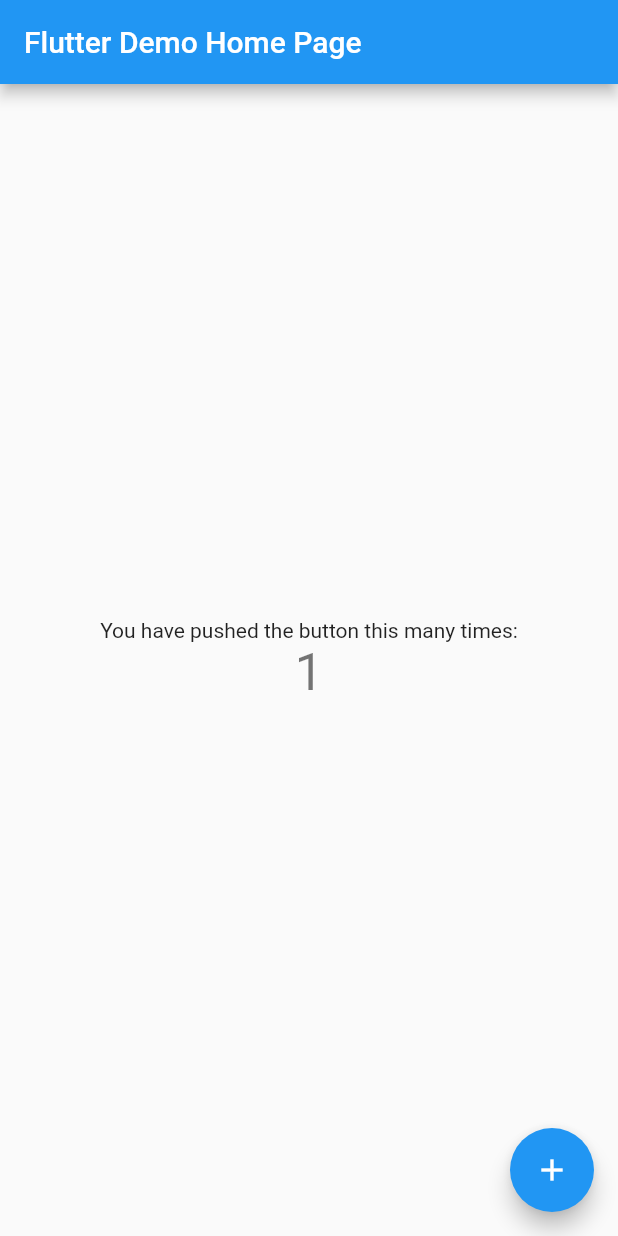
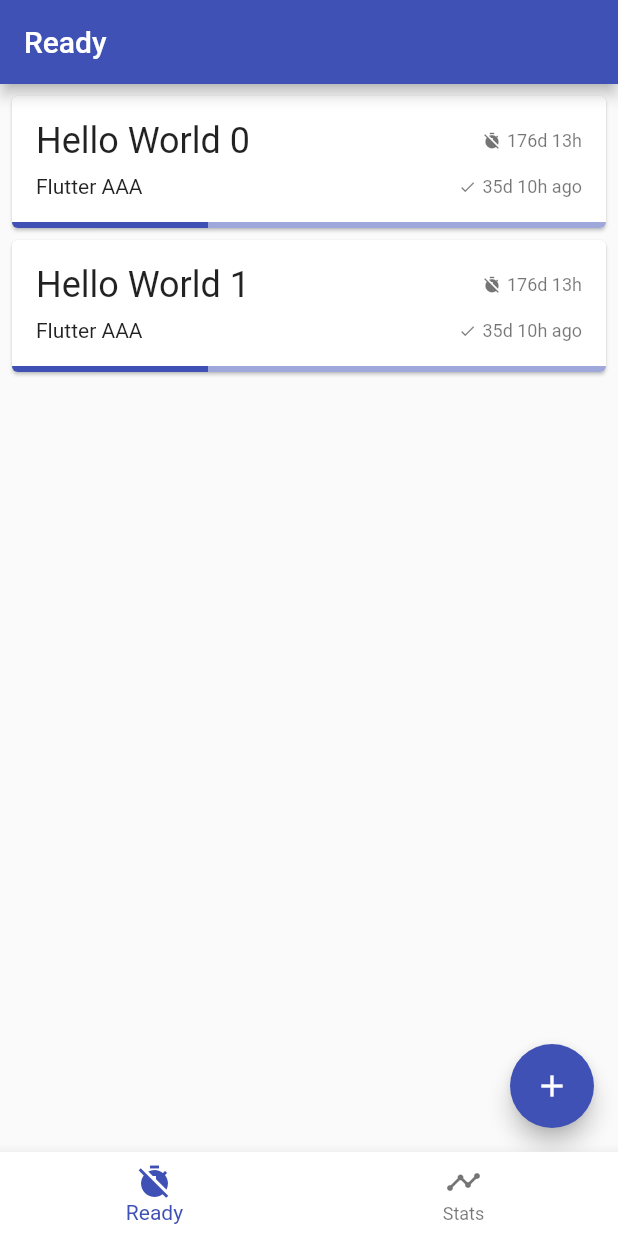
Before and after one commit to YorekLiu/YLFlutterReady, a Flutter app: the screen it shows after launch, after a tap on the "add" icon, on a phone screen of 412 x 824 dp. Run offline on Flutter 3.47's test engine with Material 2 defaults, Android fonts, the phone set to English and light mode, and no system bars.

Commit message:
01-main page & tab1 list ui

```diff
--- /dev/null
+++ b/lib/data/task.dart
@@ -0,0 +1,18 @@
+class Task{
+  Task({this.title, this.message, this.totalCount, this.currentCount, this.deadLine});
+
+  int id;
+  int created;
+  int updated;
+  int deleted;
+  String title;
+  String message;
+  int totalCount;
+  int currentCount;
+  int deadLine;
+
+  @override
+  String toString() {
+    return 'Task{id: $id, created: $created, updated: $updated, deleted: $deleted, title: $title, message: $message, totalCount: $totalCount, currentCount: $currentCount, deadLine: $deadLine}';
+  }
+}
--- a/lib/main.dart
+++ b/lib/main.dart
@@ -1,109 +1,158 @@
 import 'package:flutter/material.dart';
 
-void main() => runApp(new MyApp());
+import 'stats/stats.dart';
+import 'task/task_list.dart';
+
+void main() => runApp(MyApp());
 
 class MyApp extends StatelessWidget {
-  // This widget is the root of your application.
   @override
   Widget build(BuildContext context) {
     return new MaterialApp(
-      title: 'Flutter Demo',
+      title: 'Ready?',
       theme: new ThemeData(
-        // This is the theme of your application.
-        //
-        // Try running your application with "flutter run". You'll see the
-        // application has a blue toolbar. Then, without quitting the app, try
-        // changing the primarySwatch below to Colors.green and then invoke
-        // "hot reload" (press "r" in the console where you ran "flutter run",
-        // or press Run > Flutter Hot Reload in IntelliJ). Notice that the
-        // counter didn't reset back to zero; the application is not restarted.
-        primarySwatch: Colors.blue,
+        primarySwatch: Colors.indigo,
+        fontFamily: 'Roboto'
       ),
-      home: new MyHomePage(title: 'Flutter Demo Home Page'),
+      home: MainPage(),
     );
   }
 }
 
-class MyHomePage extends StatefulWidget {
-  MyHomePage({Key key, this.title}) : super(key: key);
+class NavigationIconView {
+  NavigationIconView({
+    Widget icon,
+    String title,
+    Widget tabView,
+    TickerProvider vsync,
+  }) : _title = title,
+      _tabView = tabView,
+      item = BottomNavigationBarItem(
+        icon: icon,
+        title: Text(title),
+      ),
+      controller = AnimationController(
+        duration: kThemeAnimationDuration,
+        vsync: vsync,
+      ) {
+    _animation = controller.drive(CurveTween(
+      curve: const Interval(0.5, 1.0, curve: Curves.fastOutSlowIn),
+    ));
+  }
 
-  // This widget is the home page of your application. It is stateful, meaning
-  // that it has a State object (defined below) that contains fields that affect
-  // how it looks.
+  final String _title;
+  final BottomNavigationBarItem item;
+  final AnimationController controller;
+  final Widget _tabView;
+  Animation<double> _animation;
 
-  // This class is the configuration for the state. It holds the values (in this
-  // case the title) provided by the parent (in this case the App widget) and
-  // used by the build method of the State. Fields in a Widget subclass are
-  // always marked "final".
+  FadeTransition transition(BuildContext context) {
 
-  final String title;
+    return FadeTransition(
+      key: Key(_title),
+      opacity: _animation,
+      child: SlideTransition(
+        position: _animation.drive(
+          Tween<Offset>(
+            begin: const Offset(0.0, 0.02), // Slightly down.
+            end: Offset.zero,
+          ),
+        ),
+        child: _tabView
+      ),
+    );
+  }
+}
+
+class MainPage extends StatefulWidget {
+  static const String routeName = '/';
 
   @override
-  _MyHomePageState createState() => new _MyHomePageState();
+  createState() => _MainPageState();
 }
 
-class _MyHomePageState extends State<MyHomePage> {
-  int _counter = 0;
+class _MainPageState extends State<MainPage> with TickerProviderStateMixin {
+  int _currentIndex = 0;
+  List<NavigationIconView> _navigationViews;
 
-  void _incrementCounter() {
-    setState(() {
-      // This call to setState tells the Flutter framework that something has
-      // changed in this State, which causes it to rerun the build method below
-      // so that the display can reflect the updated values. If we changed
-      // _counter without calling setState(), then the build method would not be
-      // called again, and so nothing would appear to happen.
-      _counter++;
+  @override
+  void initState() {
+    super.initState();
+
+    _navigationViews = <NavigationIconView>[
+      NavigationIconView(
+        icon: const Icon(Icons.timer_off),
+        title: "Ready",
+        tabView: TaskListPage(),
+        vsync: this,
+      ),
+      NavigationIconView(
+        icon: const Icon(Icons.timeline),
+        title: "Stats",
+        tabView: StatsPage(),
+        vsync: this,
+      ),
+    ];
+
+    _navigationViews[_currentIndex].controller.value = 1.0;
+  }
+
+  @override
+  void dispose() {
+    for (NavigationIconView view in _navigationViews)
+      view.controller.dispose();
+    super.dispose();
+  }
+
+  Widget _buildTransitionsStack() {
+    final List<FadeTransition> transitions = <FadeTransition>[];
+
+    for (NavigationIconView view in _navigationViews)
+      transitions.add(view.transition(context));
+
+    // We want to have the newly animating (fading in) views on top.
+    transitions.sort((FadeTransition a, FadeTransition b) {
+      final Animation<double> aAnimation = a.opacity;
+      final Animation<double> bAnimation = b.opacity;
+      final double aValue = aAnimation.value;
+      final double bValue = bAnimation.value;
+
+      return aValue.compareTo(bValue);
     });
+
+    return Stack(children: transitions);
   }
 
   @override
   Widget build(BuildContext context) {
-    // This method is rerun every time setState is called, for instance as done
-    // by the _incrementCounter method above.
-    //
-    // The Flutter framework has been optimized to make rerunning build methods
-    // fast, so that you can just rebuild anything that needs updating rather
-    // than having to individually change instances of widgets.
-    return new Scaffold(
-      appBar: new AppBar(
-        // Here we take the value from the MyHomePage object that was created by
-        // the App.build method, and use it to set our appbar title.
-        title: new Text(widget.title),
+    final BottomNavigationBar botNavBar = BottomNavigationBar(
+      items: _navigationViews
+        .map<BottomNavigationBarItem>((NavigationIconView navigationView) => navigationView.item)
+        .toList(),
+      currentIndex: _currentIndex,
+      type: BottomNavigationBarType.fixed,
+      onTap: (int index) {
+        setState(() {
+          _navigationViews[_currentIndex].controller.reverse();
+          _currentIndex = index;
+          _navigationViews[_currentIndex].controller.forward();
+        });
+
+        // fix a bug that the current tab view can't interact with anything
+        Future.delayed(kThemeAnimationDuration, () => setState(() {}));
+      },
+    );
+
+    return Scaffold(
+      body: Center(
+        child: _buildTransitionsStack()
       ),
-      body: new Center(
-        // Center is a layout widget. It takes a single child and positions it
-        // in the middle of the parent.
-        child: new Column(
-          // Column is also layout widget. It takes a list of children and
-          // arranges them vertically. By default, it sizes itself to fit its
-          // children horizontally, and tries to be as tall as its parent.
-          //
-          // Invoke "debug paint" (press "p" in the console where you ran
-          // "flutter run", or select "Toggle Debug Paint" from the Flutter tool
-          // window in IntelliJ) to see the wireframe for each widget.
-          //
-          // Column has various properties to control how it sizes itself and
-          // how it positions its children. Here we use mainAxisAlignment to
-          // center the children vertically; the main axis here is the vertical
-          // axis because Columns are vertical (the cross axis would be
-          // horizontal).
-          mainAxisAlignment: MainAxisAlignment.center,
-          children: <Widget>[
-            new Text(
-              'You have pushed the button this many times:',
-            ),
-            new Text(
-              '$_counter',
-              style: Theme.of(context).textTheme.display1,
-            ),
-          ],
-        ),
+      bottomNavigationBar: Theme(
+      data: Theme.of(context).copyWith(
+        canvasColor: Colors.white
       ),
-      floatingActionButton: new FloatingActionButton(
-        onPressed: _incrementCounter,
-        tooltip: 'Increment',
-        child: new Icon(Icons.add),
-      ), // This trailing comma makes auto-formatting nicer for build methods.
+      child: botNavBar,
+    ),
     );
   }
 }
--- /dev/null
+++ b/lib/stats/stats.dart
@@ -0,0 +1,29 @@
+import 'package:flutter/material.dart';
+import 'dart:math';
+
+class StatsPage extends StatelessWidget {
+
+  @override
+  Widget build(BuildContext context) {
+    print("build => ${this.runtimeType.toString()}");
+    return Scaffold(
+      appBar: AppBar(
+        brightness: Brightness.light,
+        title: Text('Stats'),
+        elevation: 1.0,
+        backgroundColor: Theme.of(context).canvasColor,
+        textTheme: Theme.of(context).textTheme,
+      ),
+      body: Center(
+        child: Column(
+          mainAxisAlignment: MainAxisAlignment.center,
+          crossAxisAlignment: CrossAxisAlignment.center,
+          children: <Widget>[
+            Text('Placeholder for code tab ${Random().nextInt(100000)}'),
+            Icon(Icons.code)
+          ],
+        ),
+      ),
+    );
+  }
+}
--- /dev/null
+++ b/lib/task/task_list.dart
@@ -0,0 +1,151 @@
+import 'package:flutter/material.dart';
+
+import '../data/task.dart';
+import '../utils.dart' as Utils;
+
+class TaskListPage extends StatelessWidget {
+
+  @override
+  Widget build(BuildContext context) {
+    print("build => ${this.runtimeType.toString()}");
+
+    final body = ListView.builder(
+        itemCount: 2,
+        itemBuilder: (context, index) {
+          return TaskListItem(index);
+        }
+      );
+
+    return Scaffold(
+      appBar: AppBar(
+        title: Text('Ready'),
+      ),
+      body: body,
+      floatingActionButton: FloatingActionButton(
+        onPressed: () {},
+        tooltip: "添加Task",
+        child: Icon(Icons.add),
+      ),
+    );
+  }
+}
+
+class TaskListItem extends StatelessWidget {
+
+  TaskListItem(this._index, {Key key}) : super(key: key);
+
+  final int _index;
+  Task task;
+
+  @override
+  Widget build(BuildContext context) {
+    task = Task(
+      title: "Hello World $_index",
+      message: "Flutter AAA",
+      totalCount: 100,
+      currentCount: 33,
+      deadLine: DateTime(
+        2019,
+        6,
+        1,
+      ).millisecondsSinceEpoch
+    );
+    task.created = DateTime(
+      2018,
+      10,
+      1,
+    ).millisecondsSinceEpoch;
+    task.updated = DateTime(
+      2018,
+      11,
+      1,
+    ).millisecondsSinceEpoch;
+
+    return Card(
+      margin: const EdgeInsets.fromLTRB(8.0, 8.0, 8.0, 0.0),
+      color: Colors.white,
+      clipBehavior: Clip.antiAlias,
+      child: InkWell(
+        onTap: () {},
+        child: Container(
+          padding: const EdgeInsets.only(top: 16.0),
+          child: Column(
+            mainAxisAlignment: MainAxisAlignment.spaceBetween,
+            crossAxisAlignment: CrossAxisAlignment.start,
+            children: <Widget>[
+              Padding(
+                padding: const EdgeInsets.symmetric(horizontal: 16.0),
+                child: Row(
+                  mainAxisAlignment: MainAxisAlignment.spaceBetween,
+                  crossAxisAlignment: CrossAxisAlignment.center,
+                  children: <Widget>[
+                    Text(
+                      task.title,
+                      style: Theme.of(context).textTheme.headline,
+                    ),
+                    Container(
+                      child: Row(
+                        crossAxisAlignment: CrossAxisAlignment.center,
+                        children: <Widget>[
+                          Container(
+                            margin: const EdgeInsets.only(right: 4.0),
+                            child: Icon(
+                              Icons.timer_off,
+                              size: 12.0,
+                              color: Theme.of(context).textTheme.caption.color,
+                            ),
+                          ),
+                          Text(
+                            Utils.duration(DateTime.fromMillisecondsSinceEpoch(task.deadLine)),
+                            style: Theme.of(context).textTheme.caption,
+                          ),
+                        ],
+                      )
+                    ),
+                  ],
+                ),
+              ),
+              Padding(
+                padding: const EdgeInsets.fromLTRB(16.0, 8.0, 16.0, 16.0),
+                child: Row(
+                  mainAxisAlignment: MainAxisAlignment.spaceBetween,
+                  crossAxisAlignment: CrossAxisAlignment.baseline,
+                  textBaseline: TextBaseline.alphabetic,
+                  children: <Widget>[
+                    Text(
+                      task.message,
+                      style: Theme.of(context).textTheme.body1,
+                    ),
+                    task.updated != null ?
+                    Container(
+                      child: Row(
+                        crossAxisAlignment: CrossAxisAlignment.center,
+                        children: <Widget>[
+                          Container(
+                            margin: const EdgeInsets.only(right: 4.0),
+                            child: Icon(
+                              Icons.done,
+                              size: 12.0,
+                              color: Theme.of(context).textTheme.caption.color,
+                            ),
+                          ),
+                          Text(
+                            Utils.duration(DateTime.fromMillisecondsSinceEpoch(task.updated)),
+                            style: Theme.of(context).textTheme.caption,
+                          ),
+                        ],
+                      )
+                    ) : Text(''),
+                  ],
+                ),
+              ),
+              LinearProgressIndicator(
+                value: task.currentCount / task.totalCount,
+              ),
+            ],
+          ),
+        ),
+      )
+    );
+  }
+}
--- /dev/null
+++ b/lib/utils.dart
@@ -0,0 +1,75 @@
+import 'package:intl/intl.dart';
+
+String formatDate(DateTime dateTime) {
+  var dateFormat = DateFormat('yyyy-MM-dd');
+  return dateFormat.format(dateTime);
+}
+
+String weekday(DateTime dateTime) {
+  /**
+   * static const int monday = 1;
+    static const int tuesday = 2;
+    static const int wednesday = 3;
+    static const int thursday = 4;
+    static const int friday = 5;
+    static const int saturday = 6;
+    static const int sunday = 7;
+   */
+  return <int, String> {
+    DateTime.monday : "Monday",
+    DateTime.tuesday : "tuesday",
+    DateTime.wednesday : "wednesday",
+    DateTime.thursday : "thursday",
+    DateTime.friday : "friday",
+    DateTime.saturday : "saturday",
+    DateTime.sunday : "sunday",
+  }[dateTime.weekday - 1];
+}
+
+String duration(DateTime dateTime) {
+  int count = 0;
+  Duration duration = dateTime.difference(DateTime.now());
+  String suffix = duration.isNegative ? " ago" : "";
+
+  StringBuffer stringBuffer = StringBuffer();
+  var days = duration.inDays;
+  if (days != 0) {
+    count++;
+    stringBuffer.write("${days.abs()}d");
+    duration -= Duration(days: days);
+  }
+
+  var hours = duration.inHours;
+  if (hours != 0 || days != 0) {
+    count++;
+    if (days != 0) {
+      stringBuffer.write(" ");
+    }
+    stringBuffer.write("${hours.abs()}h");
+    duration -= Duration(hours: hours);
+  }
+
+  var minutes = duration.inMinutes;
+  if (count < 2 && (minutes != 0 || hours != 0 || days != 0)) {
+    count++;
+    if (hours != 0) {
+      stringBuffer.write(" ");
+    }
+    stringBuffer.write("${minutes.abs()}m");
+    duration -= Duration(minutes: minutes);
+  }
+
+  var seconds = duration.inSeconds;
+  if (count < 2) {
+    count++;
+    if (minutes != 0) {
+      stringBuffer.write(" ");
+    }
+    stringBuffer.write("${seconds.abs()}s");
+    duration -= Duration(seconds: seconds);
+  }
+
+  stringBuffer.write(suffix);
+
+  return stringBuffer.toString();
+}
```
Also changed, not shown: pubspec.yaml (+11 -2 lines), fonts/LICENSE.txt (added), fonts/Roboto-Bold.ttf (added), fonts/Roboto-Medium.ttf (added), fonts/Roboto-Regular.ttf (added), 5 other files.
